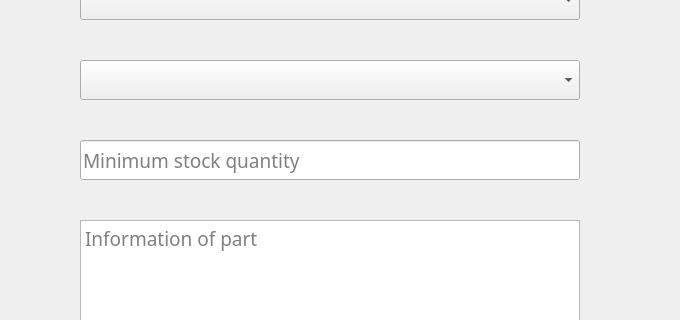
First picture: the form in UI/AddPartLoop.ui, repository Tenesh/PartLoop, before the edit; both pictures show x 220 to 900 and y 440 to 760 of the 900 by 1000 pixel window.
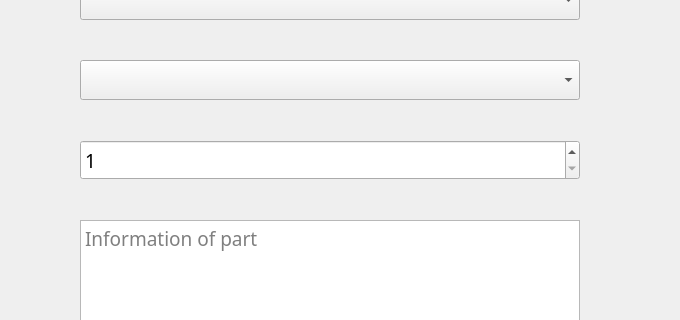
Second picture: the form after the edit.

Commit message: Change stock limit field to spinbox

What changed in the file:
```diff
--- a/UI/AddPartLoop.ui
+++ b/UI/AddPartLoop.ui
@@ -264,25 +264,6 @@
     <string>Name of model</string>
    </property>
   </widget>
-  <widget class="QLineEdit" name="lineNewPartStockLimit">
-   <property name="geometry">
-    <rect>
-     <x>300</x>
-     <y>580</y>
-     <width>500</width>
-     <height>40</height>
-    </rect>
-   </property>
-   <property name="font">
-    <font>
-     <family>Poppins</family>
-     <pointsize>14</pointsize>
-    </font>
-   </property>
-   <property name="placeholderText">
-    <string>Minimum stock quantity</string>
-   </property>
-  </widget>
   <widget class="QTextEdit" name="lineNewPartDescription">
    <property name="geometry">
     <rect>
@@ -412,6 +393,31 @@
     <bool>false</bool>
    </property>
   </widget>
+  <widget class="QSpinBox" name="spinBoxNewPartLimit">
+   <property name="geometry">
+    <rect>
+     <x>300</x>
+     <y>580</y>
+     <width>500</width>
+     <height>40</height>
+    </rect>
+   </property>
+   <property name="font">
+    <font>
+     <family>Poppins</family>
+     <pointsize>14</pointsize>
+    </font>
+   </property>
+   <property name="minimum">
+    <number>1</number>
+   </property>
+   <property name="maximum">
+    <number>1000000</number>
+   </property>
+   <property name="singleStep">
+    <number>1</number>
+   </property>
+  </widget>
  </widget>
  <resources>
   <include location="../icons.qrc"/>
```
